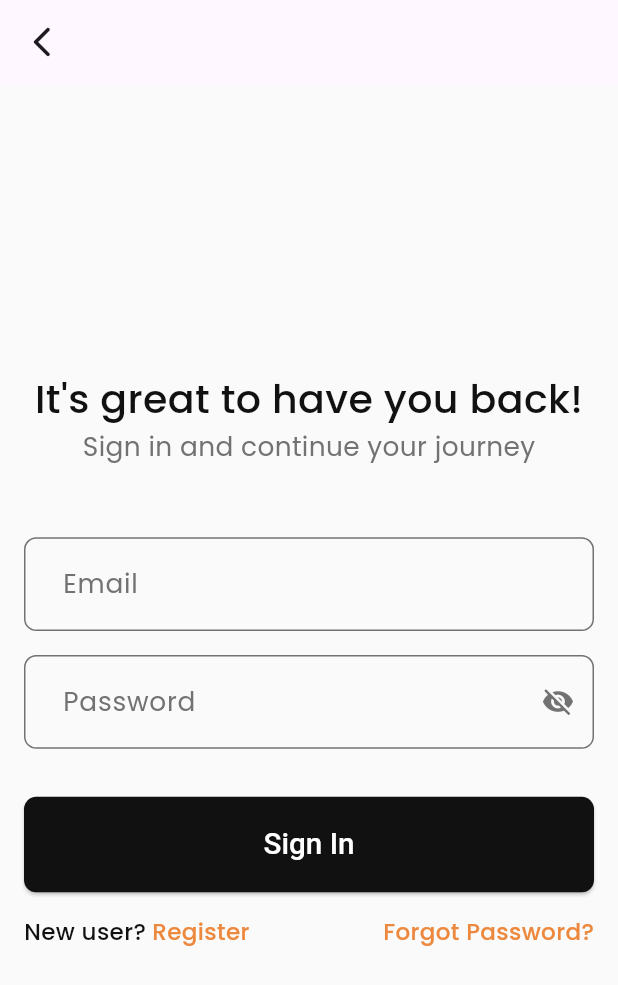
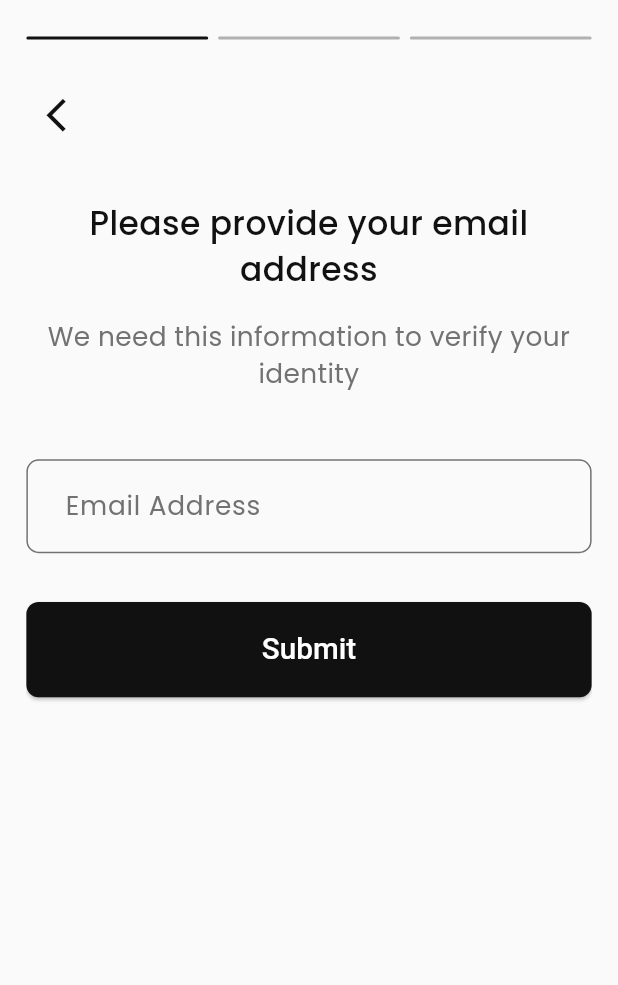
Before and after one commit to itzHTH/LiveAuc, a Flutter app: the LoginScreen screen opened by its route, after a tap on "Register", on a phone screen of 412 x 824 dp. Shown: the top 985 px of the screen. Run offline on Flutter 3.47's test engine with Material 3 defaults, Android fonts, the phone set to English and light mode, and no system bars; our stand-ins replace dio, flutter_bloc, flutter_screenutil, flutter_secure_storage, flutter_svg, freezed_annotation and 8 more; accounts and stored records are empty; generated files the repository leaves out were written again.

Commit message:
Implement user registration flow and refactor login state management with new cubits and common UI components.

```diff
--- a/lib/core/di/dependency_injection.dart
+++ b/lib/core/di/dependency_injection.dart
@@ -5,7 +5,8 @@ import 'package:street_auction/features/auth/data/repo/auth_repo.dart';
 import 'package:street_auction/features/auth/data/services/auth_api_service.dart';
 import 'package:street_auction/features/auth/domain/repo/base_auth_repo.dart';
 import 'package:street_auction/features/auth/domain/usecases/login_usecase.dart';
-import 'package:street_auction/features/auth/ui/cubit/login_cubit.dart';
+import 'package:street_auction/features/auth/ui/cubit/login/login_cubit.dart';
+import 'package:street_auction/features/auth/ui/cubit/register/register_cubit.dart';
 
 class AppDependencyInjection {
   static void setupGetIt() {
@@ -26,6 +27,8 @@ class AppDependencyInjection {
     GetIt.instance.registerFactory<LoginCubit>(
       () => LoginCubit(GetIt.instance<LoginUseCase>()),
     );
+    // Register
+    GetIt.instance.registerFactory<RegisterCubit>(() => RegisterCubit());
 
     // Home
   }
--- a/lib/core/routing/app_router.dart
+++ b/lib/core/routing/app_router.dart
@@ -2,9 +2,11 @@ import 'package:flutter/material.dart';
 import 'package:flutter_bloc/flutter_bloc.dart';
 import 'package:get_it/get_it.dart';
 import 'package:street_auction/core/routing/app_routes_name.dart';
-import 'package:street_auction/features/auth/ui/cubit/login_cubit.dart';
+import 'package:street_auction/features/auth/ui/cubit/login/login_cubit.dart';
+import 'package:street_auction/features/auth/ui/cubit/register/register_cubit.dart';
 import 'package:street_auction/features/auth/ui/screens/auth_main_screen.dart';
 import 'package:street_auction/features/auth/ui/screens/login_screen.dart';
+import 'package:street_auction/features/auth/ui/screens/register_screen.dart';
 import 'package:street_auction/features/home/ui/screens/home_screen.dart';
 import 'package:street_auction/features/onborading/screens/onboarding_screen.dart';
 import 'package:street_auction/features/splash/screens/splash_screen.dart';
@@ -27,6 +29,13 @@ class AppRouter {
             child: const LoginScreen(),
           ),
         );
+      case AppRoutes.register:
+        return MaterialPageRoute(
+          builder: (context) => BlocProvider(
+            create: (context) => GetIt.instance<RegisterCubit>(),
+            child: const RegisterScreen(),
+          ),
+        );
       case AppRoutes.home:
         return MaterialPageRoute(builder: (context) => const HomeScreen());
       default:
--- /dev/null
+++ b/lib/core/widgets/app_back_button.dart
@@ -0,0 +1,30 @@
+import 'package:flutter/material.dart';
+import 'package:flutter_screenutil/flutter_screenutil.dart';
+import 'package:street_auction/core/theme/app_color.dart';
+
+class AppBackButton extends StatelessWidget {
+  const AppBackButton({super.key, this.onPressed});
+
+  final VoidCallback? onPressed;
+
+  @override
+  Widget build(BuildContext context) {
+    return Align(
+      alignment: Alignment.centerLeft,
+      child: IconButton(
+        padding: EdgeInsets.zero,
+        style: IconButton.styleFrom(
+          padding: EdgeInsets.zero,
+          tapTargetSize: MaterialTapTargetSize.shrinkWrap,
+        ),
+
+        onPressed: onPressed ?? () => Navigator.pop(context),
+        icon: Icon(
+          Icons.arrow_back_ios_new,
+          size: 24.sp,
+          color: AppColor.uiBlack,
+        ),
+      ),
+    );
+  }
+}
--- /dev/null
+++ b/lib/core/widgets/app_step_progress_indicator.dart
@@ -0,0 +1,37 @@
+import 'package:flutter/material.dart';
+import 'package:flutter_screenutil/flutter_screenutil.dart';
+import 'package:street_auction/core/theme/app_color.dart';
+
+class AppStepProgressIndicator extends StatelessWidget {
+  const AppStepProgressIndicator({
+    super.key,
+    required this.currentPage,
+    required this.totalPages,
+  });
+
+  final int currentPage;
+  final int totalPages;
+
+  @override
+  Widget build(BuildContext context) {
+    return Row(
+      spacing: 6.w,
+      children: List.generate(
+        totalPages,
+        (index) => Expanded(
+          child: AnimatedContainer(
+            duration: const Duration(milliseconds: 250),
+            curve: Curves.easeInOut,
+            height: 2.h,
+            decoration: BoxDecoration(
+              color: currentPage >= index
+                  ? AppColor.uiBlack
+                  : AppColor.uiDisabledPageBar.withValues(alpha: 0.3),
+              borderRadius: BorderRadius.circular(2.r),
+            ),
+          ),
+        ),
+      ),
+    );
+  }
+}
--- /dev/null
+++ b/lib/features/auth/ui/cubit/register/register_cubit.dart
@@ -0,0 +1,10 @@
+import 'package:flutter_bloc/flutter_bloc.dart';
+import 'package:freezed_annotation/freezed_annotation.dart';
+import 'package:street_auction/features/auth/domain/entities/auth.dart';
+
+part 'register_state.dart';
+part 'register_cubit.freezed.dart';
+
+class RegisterCubit extends Cubit<RegisterState<Auth>> {
+  RegisterCubit() : super(const RegisterState.initial());
+}
--- a/lib/features/auth/ui/screens/login_screen.dart
+++ b/lib/features/auth/ui/screens/login_screen.dart
@@ -1,5 +1,6 @@
 import 'package:flutter/material.dart';
 import 'package:street_auction/core/helpers/navigation_extension.dart';
+import 'package:street_auction/core/routing/app_routes_name.dart';
 import 'package:street_auction/core/theme/app_text_styles.dart';
 import 'package:street_auction/features/auth/ui/widgets/auth_bloc_listener.dart';
 import 'package:street_auction/features/auth/ui/widgets/login_form.dart';
@@ -78,7 +79,7 @@ class _LoginScreenState extends State<LoginScreen> {
                   const SizedBox(width: 4),
                   GestureDetector(
                     onTap: () {
-                      // TODO: Navigate to Register Screen
+                      context.pushNamed(AppRoutes.register);
                     },
                     child: Text(
                       'Register',
--- /dev/null
+++ b/lib/features/auth/ui/screens/register_screen.dart
@@ -0,0 +1,101 @@
+import 'package:flutter/material.dart';
+import 'package:flutter_screenutil/flutter_screenutil.dart';
+import 'package:gap/gap.dart';
+import 'package:street_auction/core/widgets/app_back_button.dart';
+import 'package:street_auction/core/widgets/app_step_progress_indicator.dart';
+import 'package:street_auction/features/auth/ui/widgets/register_pages.dart';
+
+class RegisterScreen extends StatefulWidget {
+  const RegisterScreen({super.key});
+
+  @override
+  State<RegisterScreen> createState() => _RegisterScreenState();
+}
+
+class _RegisterScreenState extends State<RegisterScreen> {
+  final _pageController = PageController();
+
+  int _currentPage = 0;
+
+  List<Widget> get _pages => [
+    FirstRegisterPage(onNext: _nextPage),
+    SecondRegisterPage(onNext: _nextPage),
+    ThirdRegisterPage(onNext: _nextPage),
+  ];
+
+  void _nextPage() {
+    if (_currentPage == 2) return;
+
+    _pageController.nextPage(
+      duration: const Duration(milliseconds: 250),
+      curve: Curves.easeInOut,
+    );
+  }
+
+  void _previousPage() {
+    if (_currentPage == 0) {
+      Navigator.pop(context);
+      return;
+    }
+
+    _pageController.previousPage(
+      duration: const Duration(milliseconds: 200),
+      curve: Curves.easeInOut,
+    );
+  }
+
+  @override
+  void dispose() {
+    _pageController.dispose();
+    _pages.clear();
+    super.dispose();
+  }
+
+  @override
+  Widget build(BuildContext context) {
+    return PopScope(
+      canPop: _currentPage == 0,
+      onPopInvokedWithResult: (didPop, _) {
+        if (didPop) return;
+        _previousPage();
+      },
+      child: Scaffold(
+        body: SafeArea(
+          child: Padding(
+            padding: EdgeInsets.symmetric(horizontal: 16.w),
+            child: Column(
+              children: [
+                Gap(24.h),
+                // progress indicator
+                AppStepProgressIndicator(
+                  currentPage: _currentPage,
+                  totalPages: _pages.length,
+                ),
+                // back button
+                Gap(30.h),
+                AppBackButton(onPressed: _previousPage),
+                Gap(36.h),
+
+                Expanded(
+                  child: PageView.builder(
+                    physics: const NeverScrollableScrollPhysics(),
+                    itemCount: _pages.length,
+                    controller: _pageController,
+                    onPageChanged: (index) {
+                      setState(() {
+                        _currentPage = index;
+                      });
+                    },
+                    itemBuilder: (context, index) {
+                      return _pages[index];
+                    },
+                  ),
+                ),
+              ],
+            ),
+          ),
+        ),
+      ),
+    );
+  }
+}
--- a/lib/features/auth/ui/widgets/login_form.dart
+++ b/lib/features/auth/ui/widgets/login_form.dart
@@ -5,7 +5,7 @@ import 'package:street_auction/core/helpers/app_validators.dart';
 import 'package:street_auction/core/theme/app_color.dart';
 import 'package:street_auction/core/widgets/app_text_form_field.dart';
 import 'package:street_auction/features/auth/domain/entities/login_request.dart';
-import 'package:street_auction/features/auth/ui/cubit/login_cubit.dart';
+import 'package:street_auction/features/auth/ui/cubit/login/login_cubit.dart';
 
 class LoginForm extends StatefulWidget {
   const LoginForm({
```
Also changed, not shown: lib/core/helpers/app_validators.dart (+13 -0 lines), lib/core/theme/app_theme.dart (+13 -0 lines), lib/core/widgets/app_snack_bar.dart (added, +59 -0 lines), lib/features/auth/ui/cubit/register/register_state.dart (added, +9 -0 lines), lib/features/auth/ui/screens/auth_main_screen.dart (+6 -1 lines), lib/features/auth/ui/widgets/auth_bloc_listener.dart (+8 -11 lines), lib/features/auth/ui/widgets/register_form.dart (added, +89 -0 lines), lib/features/auth/ui/widgets/register_pages.dart (added, +211 -0 lines), pubspec.yaml (+25 -46 lines), lib/features/auth/ui/cubit/login/login_cubit.dart (renamed from lib/features/auth/ui/cubit/login_cubit.dart), lib/features/auth/ui/cubit/login/login_cubit.freezed.dart (renamed from lib/features/auth/ui/cubit/login_cubit.freezed.dart), lib/features/auth/ui/cubit/login/login_state.dart (renamed from lib/features/auth/ui/cubit/login_state.dart), lib/features/auth/ui/cubit/register/register_cubit.freezed.dart (added), pubspec.lock.
